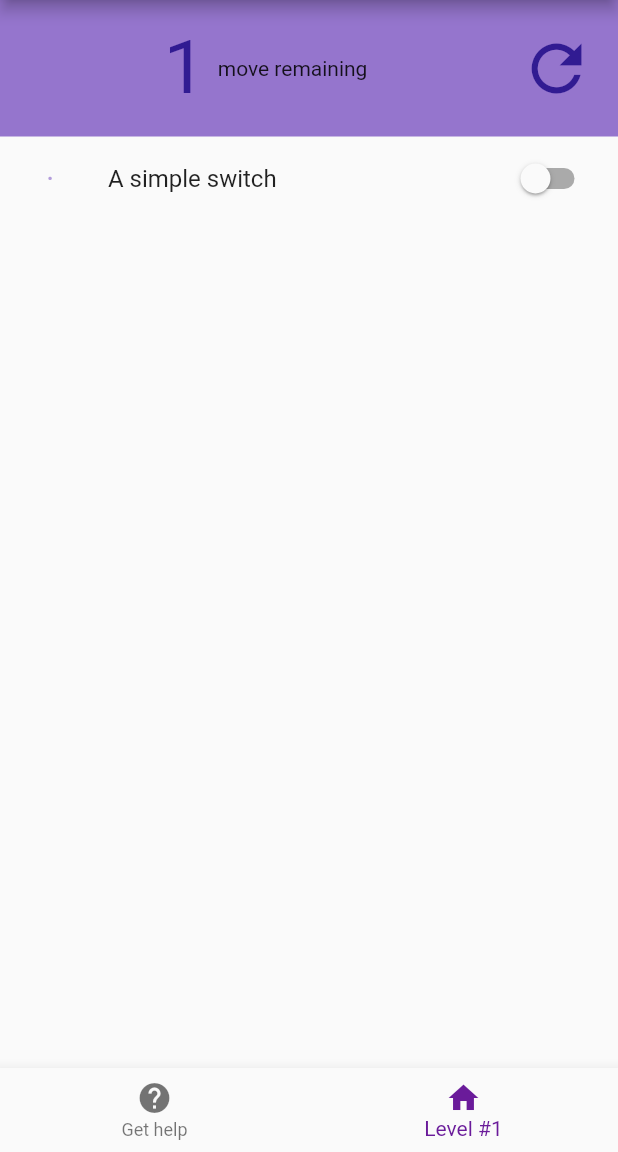
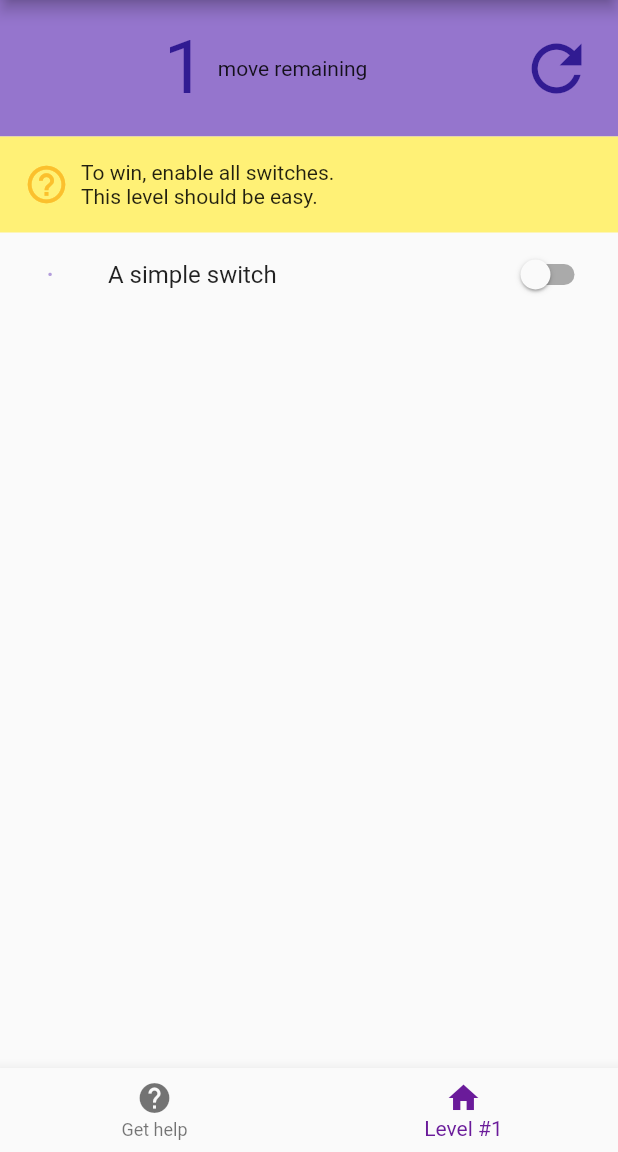
Before and after one commit to Neamar/turn_me_on, a Flutter app: the screen it shows after launch, on a phone screen of 412 x 824 dp, the part 84-1236 px from its top. Run offline on Flutter 3.47's test engine with Material 2 defaults, Android fonts, the phone set to English and light mode, and no system bars; our stand-ins replace fluttertoast, shared_preferences.

Commit message:
Display tutorials

```diff
--- a/lib/level.dart
+++ b/lib/level.dart
@@ -7,15 +7,17 @@ import 'model.dart';
 class Level extends StatefulWidget {
   final String toggles;
   final String initialState;
+  final String tutorial;
   final int allowedMoves;
   final UnlockedLevelsModel model;
 
-  Level(Key key, this.toggles, this.initialState, this.allowedMoves, this.model)
+  Level(Key key, this.toggles, this.initialState, this.allowedMoves,
+      this.tutorial, this.model)
       : super(key: key);
 
   @override
   _LevelState createState() =>
-      _LevelState(toggles, initialState, allowedMoves, model);
+      _LevelState(toggles, initialState, allowedMoves, tutorial, model);
 }
 
 class _LevelState extends State<Level> {
@@ -36,14 +38,15 @@ class _LevelState extends State<Level> {
   final String toggles;
   final int _initialMoves;
   final String _initialState;
+  final String tutorial;
   final UnlockedLevelsModel model;
 
   int _remainingMoves;
   String _currentState;
   String gameState;
 
-  _LevelState(
-      this.toggles, this._initialState, this._initialMoves, this.model) {
+  _LevelState(this.toggles, this._initialState, this._initialMoves,
+      this.tutorial, this.model) {
     this._currentState = _initialState;
     this._remainingMoves = _initialMoves;
     gameState = STATE_PLAYING;
@@ -78,12 +81,11 @@ class _LevelState extends State<Level> {
         if (toggleIndex < toggles.length - 1) {
           newState = _switchToggleInState(toggleIndex + 1, newState);
         }
-      } else if(toggleType == SWITCH_EXTREMES) {
+      } else if (toggleType == SWITCH_EXTREMES) {
         newState = _switchToggleInState(0, newState);
         newState = _switchToggleInState(toggleIndex, newState);
         newState = _switchToggleInState(toggles.length - 1, newState);
-      }
-      else if(toggleType == SWITCH_NTH) {
+      } else if (toggleType == SWITCH_NTH) {
         int enabledCount = "1".allMatches(_currentState).length;
         newState = _switchToggleInState(toggleIndex, newState);
         newState = _switchToggleInState(enabledCount, newState);
@@ -117,7 +119,7 @@ class _LevelState extends State<Level> {
       return 'Toggle me and both switches around me';
     } else if (toggleType == SWITCH_EXTREMES) {
       return 'Toggle me, and the first and last switches';
-    } else if(toggleType == SWITCH_NTH) {
+    } else if (toggleType == SWITCH_NTH) {
       return 'Toggle me and the n-th toggle';
     }
 
@@ -125,7 +127,7 @@ class _LevelState extends State<Level> {
   }
 
   Text getSubtitle(String toggleType) {
-    if(toggleType == SWITCH_NTH) {
+    if (toggleType == SWITCH_NTH) {
       return Text("(n is the number of active toggles)");
     }
     return null;
@@ -140,7 +142,7 @@ class _LevelState extends State<Level> {
       return SWITCH_AROUND;
     } else if (toggleType == SWITCH_EXTREMES) {
       return 'Ω';
-    } else if(toggleType == SWITCH_NTH) {
+    } else if (toggleType == SWITCH_NTH) {
       return '∑';
     }
 
@@ -207,6 +209,25 @@ class _LevelState extends State<Level> {
           ]),
         ),
       ),
+      if (tutorial != null)
+        Container(
+          padding: const EdgeInsets.all(16.0),
+          color: Colors.yellow[300],
+          child: Row(children: <Widget>[
+            Container(
+              padding: const EdgeInsets.only(right: 8),
+              child: Icon(
+                Icons.help_outline,
+                color: Colors.yellow[700],
+                size: 30.0,
+                semanticLabel: 'Help',
+              ),
+            ),
+            Flexible(
+              child: Text(tutorial),
+            )
+          ]),
+        ),
       Expanded(
           child: ListView.builder(
               itemCount: _currentState.length,
@@ -216,13 +237,16 @@ class _LevelState extends State<Level> {
                   subtitle: getSubtitle(toggles[index]),
                   value: _currentState[index] == "1",
                   secondary: Container(
-                    constraints: BoxConstraints(minWidth: 35, maxWidth: 35), // secondary min width is 35 and we want to center our icon
+                    constraints: BoxConstraints(minWidth: 35, maxWidth: 35),
+                    // secondary min width is 35 and we want to center our icon
                     child: Text(
                       _getSecondaryTitle(toggles[index]),
                       textAlign: TextAlign.center,
                       style: TextStyle(
                           fontSize: 20.0, // insert your font size here
-                          color: hasAtLeastOneSwitchNth && enabledCount == index ? Colors.deepPurple[900] : Colors.deepPurple[200]),
+                          color: hasAtLeastOneSwitchNth && enabledCount == index
+                              ? Colors.deepPurple[900]
+                              : Colors.deepPurple[200]),
                     ),
                   ),
                   onChanged: gameState != STATE_PLAYING
--- a/lib/level_data.dart
+++ b/lib/level_data.dart
@@ -7,14 +7,15 @@ class LevelData {
   final String toggles;
   final String initialState;
   final int maxMoves;
+  final String tutorial;
 
-  const LevelData(this.toggles, this.initialState, this.maxMoves);
+  const LevelData(this.toggles, this.initialState, this.maxMoves, [this.tutorial]);
 }
 
 class LevelStore {
   static const List<LevelData> levels = [
-    LevelData('T', '0', 1),
-    LevelData('TTT∀', '0000', 1),
+    LevelData('T', '0', 1, "To win, enable all switches.\nThis level should be easy."),
+    LevelData('TTT∀', '0000', 1, "Some switches have special effects.\nFor this level, you're only allowed to switch one toggle—that's the number displayed above."),
     LevelData('∀TT∀', '0110', 3),
     LevelData('T∀TT', '1011', 4),
     LevelData('T↕TT↕T', '000000', 2),
@@ -31,14 +32,18 @@ class LevelStore {
     LevelData('↕↕∀↕↕∀', '000110', 3),
     LevelData('T↕↕N', '0010', 2),
     LevelData('∀↕↕CTN', '001000', 3),
-    LevelData('NC∀∀', '0011', 5),
+    LevelData('NC∀∀', '0011', 5, "Notice the switch displayed in deep purple?\nIt indicates you the toggle that'll be impacted by the ∑ toggle."),
     LevelData('↕↕N↕', '0101', 6),
     LevelData('T∀N∀∀∀', '001110', 11),
   ];
 
   static Level getLevel(int levelNumber, UnlockedLevelsModel model) {
+    // Only display tutorial the first time you're playing the level, or if you're coming back right after winning.
+    // After this, keep it hidden.
+    bool shouldDisplayTutorial = levelNumber + 1 >= model.lastUnlockedLevel;
+
     LevelData data = levels[levelNumber];
     Key key = ValueKey(data.toggles + data.initialState);
-    return Level(key, data.toggles, data.initialState, data.maxMoves, model);
+    return Level(key, data.toggles, data.initialState, data.maxMoves, shouldDisplayTutorial ? data.tutorial : null, model);
   }
 }
```
Also changed, not shown: 1 other file.
